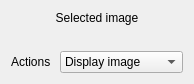
This is danbooru/ui_src/actiondialog.ui in lbeltrame/danbooru-client as Qt 5 draws it before an edit. The edited form follows.
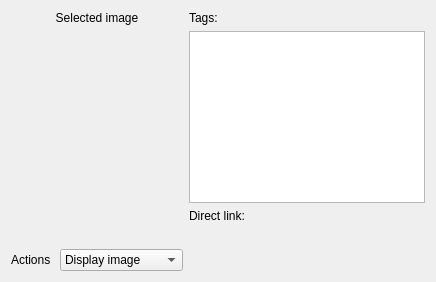
This is the edited form. Custom widgets are drawn as their Qt base class.

What changed in the file:
```diff
--- a/danbooru/ui_src/actiondialog.ui
+++ b/danbooru/ui_src/actiondialog.ui
@@ -6,8 +6,8 @@
    <rect>
     <x>0</x>
     <y>0</y>
-    <width>178</width>
-    <height>71</height>
+    <width>436</width>
+    <height>282</height>
    </rect>
   </property>
   <property name="windowTitle">
@@ -24,7 +24,7 @@
      </property>
     </widget>
    </item>
-   <item row="2" column="0">
+   <item row="5" column="0">
     <widget class="QLabel" name="actionSelectLabel">
      <property name="text">
       <string>Actions </string>
@@ -34,7 +34,7 @@
      </property>
     </widget>
    </item>
-   <item row="2" column="1">
+   <item row="5" column="1">
     <widget class="KComboBox" name="actionSelectComboBox">
      <item>
       <property name="text">
@@ -58,9 +58,41 @@
      </property>
     </widget>
    </item>
+   <item row="1" column="2">
+    <widget class="QListWidget" name="tagList"/>
+   </item>
+   <item row="0" column="2">
+    <widget class="QLabel" name="label">
+     <property name="text">
+      <string>Tags:</string>
+     </property>
+    </widget>
+   </item>
+   <item row="3" column="2">
+    <widget class="QLabel" name="label_2">
+     <property name="text">
+      <string>Direct link:</string>
+     </property>
+    </widget>
+   </item>
+   <item row="4" column="2">
+    <widget class="KSqueezedTextLabel" name="urlEdit">
+     <property name="text">
+      <string/>
+     </property>
+     <property name="openExternalLinks">
+      <bool>false</bool>
+     </property>
+    </widget>
+   </item>
   </layout>
  </widget>
  <customwidgets>
+  <customwidget>
+   <class>KSqueezedTextLabel</class>
+   <extends>QLabel</extends>
+   <header>ksqueezedtextlabel.h</header>
+  </customwidget>
   <customwidget>
    <class>KComboBox</class>
    <extends>QComboBox</extends>
```
